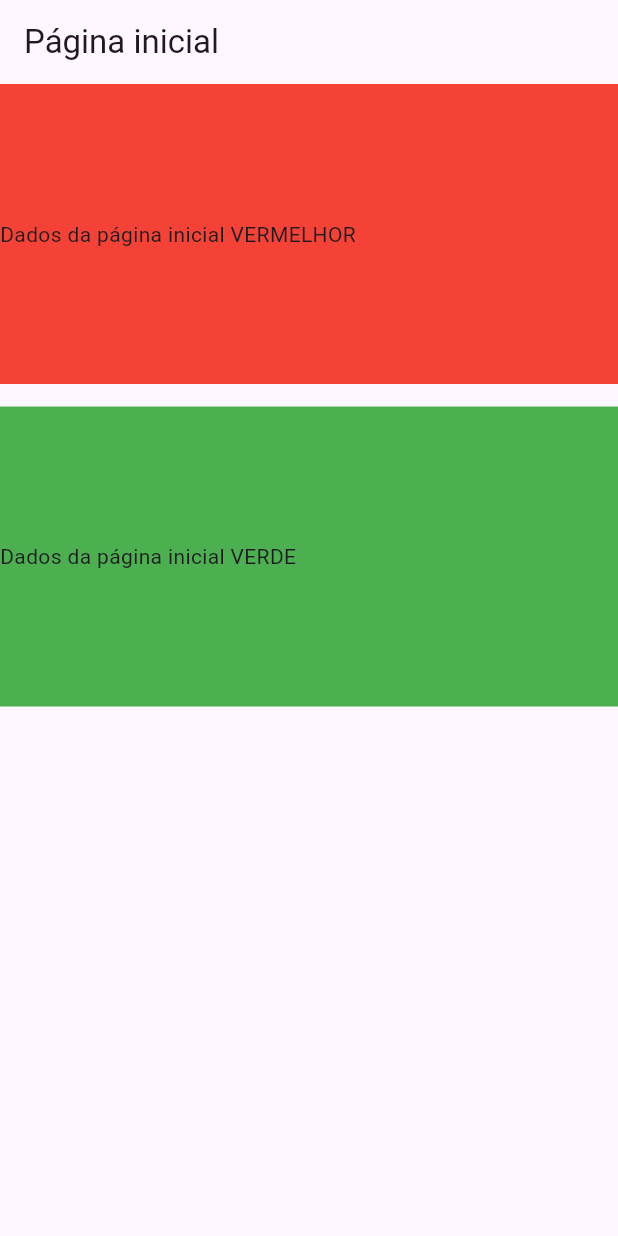
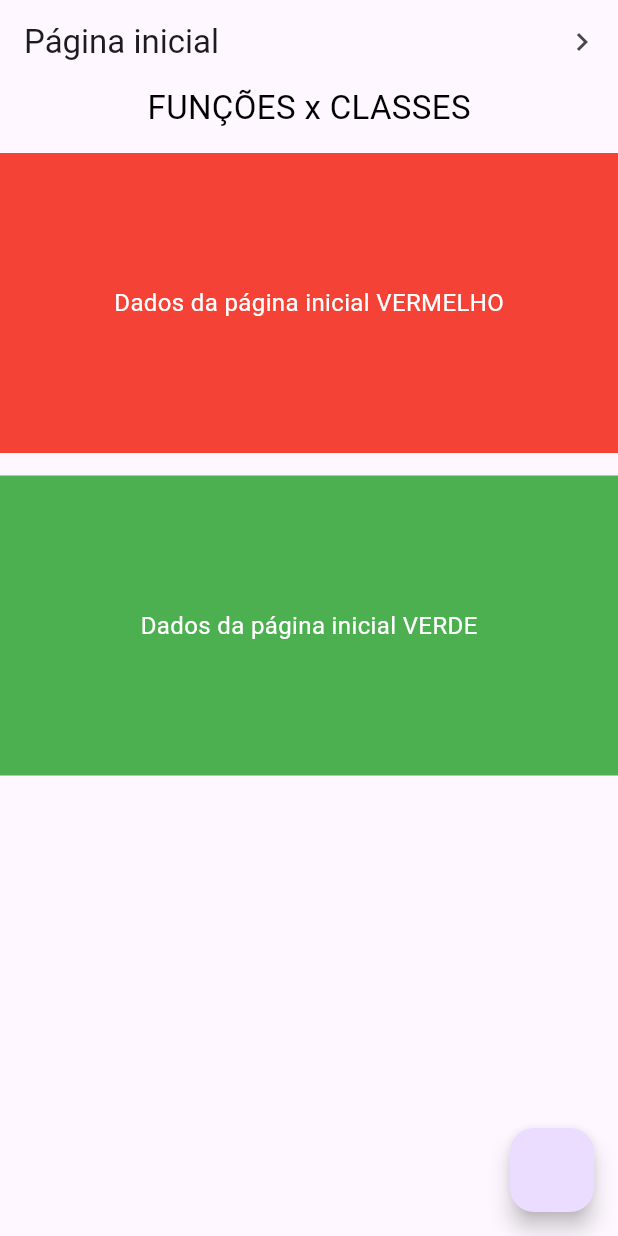
Before and after one commit to dev19Dixi/TreinamentoDixi, a Flutter app: the screen it shows after launch, on a phone screen of 412 x 824 dp. Run offline on Flutter 3.47's test engine with Material 3 defaults, Android fonts, the light colour scheme and no system bars; Roboto replaces fonts that are missing (RobotoSlab).

Commit message:
feat: make first page to check difference between functions and classes

```diff
--- a/lib/core/text_style.dart
+++ b/lib/core/text_style.dart
@@ -1,10 +1,9 @@
 import 'package:flutter/material.dart';
-import 'package:google_fonts/google_fonts.dart';
 import 'package:treinamento_mvvm/core/app_color.dart';
 
 abstract class Style {
   static TextStyle get textStyle {
-    return GoogleFonts.dmSans();
+    return const TextStyle(fontFamily: 'RobotoSlab');
   }
 
   static TextStyle defaultStyle = textStyle.copyWith(
--- a/lib/modules/position/presenter/position_initial_page.dart
+++ b/lib/modules/position/presenter/position_initial_page.dart
@@ -1,4 +1,5 @@
 import 'package:flutter/material.dart';
+import 'package:treinamento_mvvm/core/text_style.dart';
 
 class PositionInitialPage extends StatefulWidget {
   const PositionInitialPage({super.key});
@@ -10,7 +11,6 @@ class PositionInitialPage extends StatefulWidget {
 class _PositionInitialPageState extends State<PositionInitialPage> {
   @override
   void initState() {
-    // TODO: implement initState
     super.initState();
   }
 
@@ -19,30 +19,70 @@ class _PositionInitialPageState extends State<PositionInitialPage> {
     return Scaffold(
       appBar: AppBar(
         title: const Text("Página inicial"),
+        actions: [
+          IconButton(onPressed: () {}, icon: const Icon(Icons.chevron_right))
+        ],
       ),
+      floatingActionButton:
+          FloatingActionButton(onPressed: () => setState(() {})),
       body: Column(
         children: [
-          Container(
-              height: 200,
-              color: Colors.red,
-              child: const Row(
-                children: [
-                  Text("Dados da página inicial VERMELHOR"),
-                ],
-              )),
-          const SizedBox(
-            height: 15,
+          Text(
+            "FUNÇÕES x CLASSES",
+            style: Style.defaultStyle.copyWith(fontSize: 22),
           ),
-          Container(
-              height: 200,
-              color: Colors.green,
-              child: const Row(
-                children: [
-                  Text("Dados da página inicial VERDE"),
-                ],
-              )),
+          const SizedBox(height: 15),
+          _widgetRed("VERMELHO"),
+          const SizedBox(height: 15),
+          const WidgetGreen(
+            title: "VERDE",
+          )
         ],
       ),
     );
   }
+
+  Container _widgetRed(String title) {
+    print("object red");
+    return Container(
+        height: 200,
+        color: Colors.red,
+        child: Row(
+          mainAxisAlignment: MainAxisAlignment.center,
+          children: [
+            Text(
+              "Dados da página inicial $title",
+              style: Style.whiteStyle,
+              textAlign: TextAlign.center,
+            ),
+          ],
+        ));
+  }
 }
+
+class WidgetGreen extends StatelessWidget {
+  const WidgetGreen({
+    super.key,
+    required this.title,
+  });
+
+  final String title;
+
+  @override
+  Widget build(BuildContext context) {
+    print("object Green");
+    return Container(
+        height: 200,
+        color: Colors.green,
+        child: Row(
+          mainAxisAlignment: MainAxisAlignment.center,
+          children: [
+            Text(
+              "Dados da página inicial VERDE",
+              style: Style.whiteStyle,
+              textAlign: TextAlign.center,
+            ),
+          ],
+        ));
+  }
+}
--- a/pubspec.yaml
+++ b/pubspec.yaml
@@ -35,7 +35,6 @@ dependencies:
   # The following adds the Cupertino Icons font to your application.
   # Use with the CupertinoIcons class for iOS style icons.
   cupertino_icons: ^1.0.2
-  google_fonts: ^6.2.0
 
 dev_dependencies:
   flutter_test:
@@ -59,6 +58,10 @@ flutter:
   # the material Icons class.
   uses-material-design: true
 
+fonts:
+  -family: Roboto
+  fonts:
+    -asset: assets/RobotoSlabt.ttf
   # To add assets to your application, add an assets section, like this:
   # assets:
   #   - images/a_dot_burr.jpeg
@@ -75,6 +78,7 @@ flutter:
   # "family" key with the font family name, and a "fonts" key with a
   # list giving the asset and other descriptors for the font. For
   # example:
+
   # fonts:
   #   - family: Schyler
   #     fonts:
```
Also changed, not shown: pubspec.lock, 1 other file.
